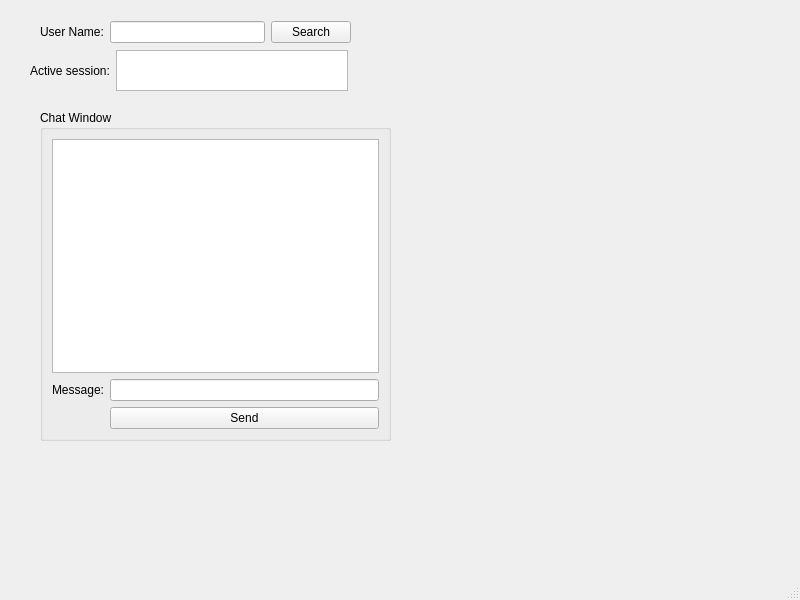
Before: the Qt Designer form mainwindow.ui in SirMel0n/QT-Desktop-Messenger, drawn with Qt 5.
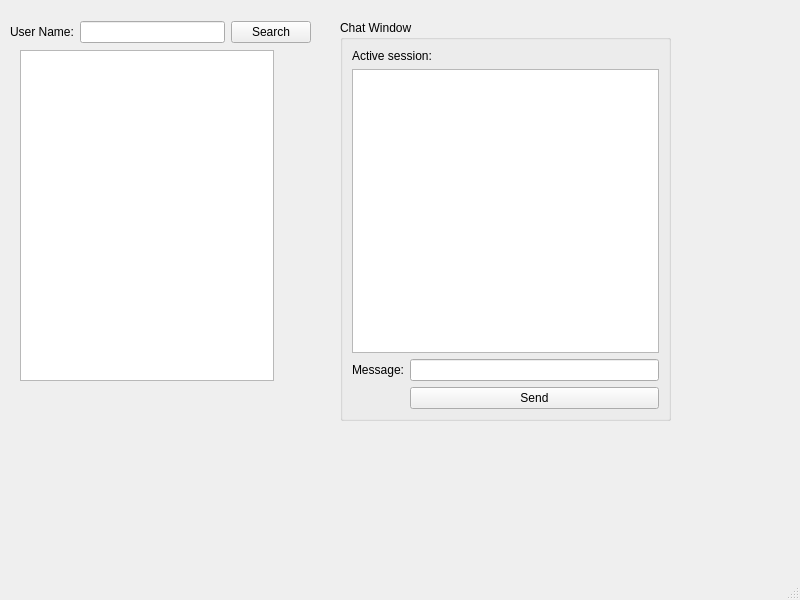
After: the same form once the commit is applied.

Commit message: online status + fixed layout

What changed in the file:
```diff
--- a/mainwindow.ui
+++ b/mainwindow.ui
@@ -17,30 +17,30 @@
    <widget class="QGroupBox" name="groupBox">
     <property name="geometry">
      <rect>
-      <x>40</x>
-      <y>110</y>
-      <width>351</width>
-      <height>331</height>
+      <x>340</x>
+      <y>20</y>
+      <width>331</width>
+      <height>401</height>
      </rect>
     </property>
     <property name="title">
      <string>Chat Window</string>
     </property>
     <layout class="QFormLayout" name="formLayout">
-     <item row="0" column="0" colspan="2">
-      <widget class="QListWidget" name="lstChat"/>
-     </item>
-     <item row="1" column="0">
+     <item row="2" column="0">
       <widget class="QLabel" name="label">
        <property name="text">
         <string>Message:</string>
        </property>
       </widget>
      </item>
-     <item row="1" column="1">
-      <widget class="QLineEdit" name="lnMessage"/>
-     </item>
      <item row="2" column="1">
+      <widget class="QLineEdit" name="lnMessage"/>
+     </item>
+     <item row="1" column="0" colspan="2">
+      <widget class="QListWidget" name="lstChat"/>
+     </item>
+     <item row="3" column="1">
       <widget class="QPushButton" name="btnSend">
        <property name="minimumSize">
         <size>
@@ -53,14 +53,21 @@
        </property>
       </widget>
      </item>
+     <item row="0" column="0" colspan="2">
+      <widget class="QLabel" name="lblActiveSession">
+       <property name="text">
+        <string>Active session:</string>
+       </property>
+      </widget>
+     </item>
     </layout>
    </widget>
    <widget class="QWidget" name="layoutWidget">
     <property name="geometry">
      <rect>
-      <x>40</x>
+      <x>10</x>
       <y>20</y>
-      <width>311</width>
+      <width>301</width>
       <height>24</height>
      </rect>
     </property>
@@ -84,27 +91,15 @@
      </item>
     </layout>
    </widget>
-   <widget class="QWidget" name="">
+   <widget class="QListWidget" name="lstUsers">
     <property name="geometry">
      <rect>
-      <x>30</x>
+      <x>20</x>
       <y>50</y>
-      <width>318</width>
-      <height>41</height>
+      <width>254</width>
+      <height>331</height>
      </rect>
     </property>
-    <layout class="QHBoxLayout" name="horizontalLayout_2">
-     <item>
-      <widget class="QLabel" name="lblActiveSession">
-       <property name="text">
-        <string>Active session:</string>
-       </property>
-      </widget>
-     </item>
-     <item>
-      <widget class="QListWidget" name="lstUsers"/>
-     </item>
-    </layout>
    </widget>
   </widget>
   <widget class="QMenuBar" name="menubar">
```
The commit also changes 4 other files.
